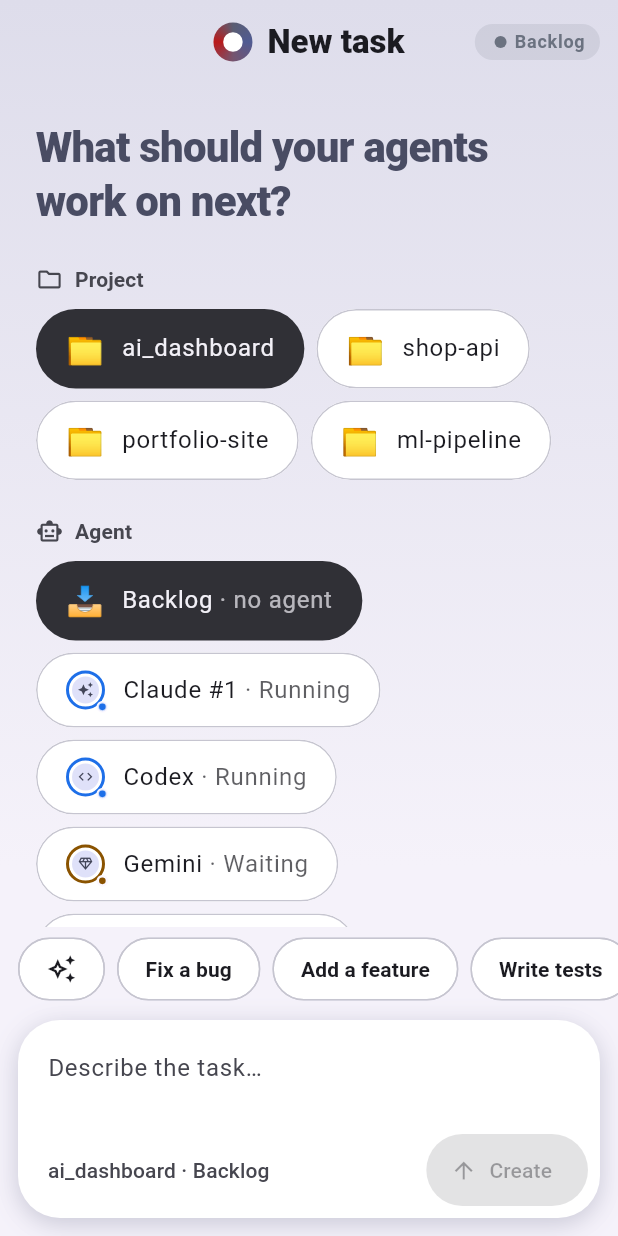
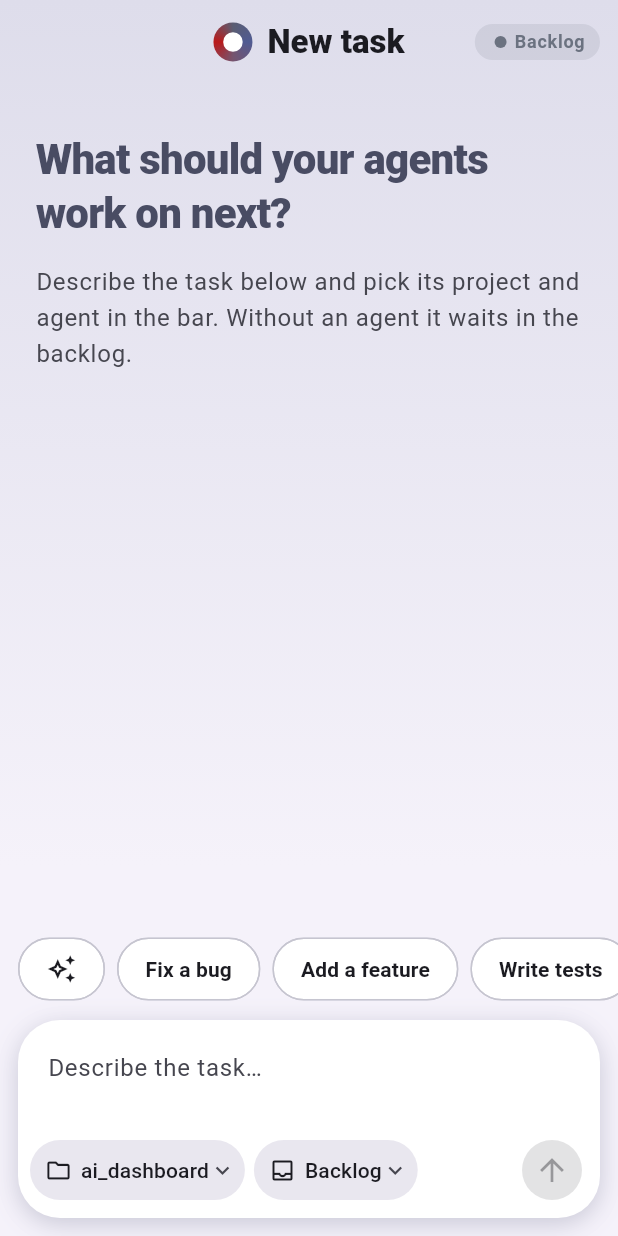
Before and after one commit to c0balt60/ai_dashboard, a Flutter app: the NewTaskScreen screen opened by its route, on a phone screen of 412 x 824 dp. Run offline on Flutter 3.47's test engine with Material 3 defaults, Android fonts, the phone set to English and light mode, and no system bars; our stand-ins replace flutter_riverpod, go_router.

Commit message:
Move new-task project and agent pickers into the composer as dropdowns
Compact buttons in the composer card open menus of projects and agents
with the current choice checked, and Create becomes a round send button.
Menus get rounded card styling in the theme.

Co-Authored-By: Claude Opus 5.5 (1M context) <noreply@anthropic.com>

```diff
--- a/lib/app/theme.dart
+++ b/lib/app/theme.dart
@@ -277,6 +277,22 @@ ThemeData buildTheme(Brightness brightness) {
       surfaceTintColor: Colors.transparent,
       shape: RoundedRectangleBorder(borderRadius: BorderRadius.circular(16)),
     ),
+    menuTheme: MenuThemeData(
+      style: MenuStyle(
+        backgroundColor: WidgetStatePropertyAll(surfaces.card),
+        surfaceTintColor: const WidgetStatePropertyAll(Colors.transparent),
+        padding: const WidgetStatePropertyAll(EdgeInsets.all(6)),
+        shape: WidgetStatePropertyAll(
+          RoundedRectangleBorder(borderRadius: BorderRadius.circular(16)),
+        ),
+      ),
+    ),
+    menuButtonTheme: MenuButtonThemeData(
+      style: MenuItemButton.styleFrom(
+        minimumSize: const Size(200, 48),
+        shape: RoundedRectangleBorder(borderRadius: BorderRadius.circular(10)),
+      ),
+    ),
     snackBarTheme: SnackBarThemeData(
       behavior: SnackBarBehavior.floating,
       shape: RoundedRectangleBorder(borderRadius: BorderRadius.circular(16)),
--- a/lib/features/tasks/new_task_screen.dart
+++ b/lib/features/tasks/new_task_screen.dart
@@ -16,9 +16,9 @@ import '../../widgets/status/status_visuals.dart';
 
 const _maxWidth = 820.0;
 
-/// Full-screen, assistant-style page for creating a task: pick the project and
-/// an optional agent as pills, then describe the work in the composer. The
-/// description becomes the task's title.
+/// Full-screen, assistant-style page for creating a task: describe the work
+/// in the composer and pick its project and optional agent from the dropdown
+/// buttons inside it. The description becomes the task's title.
 class NewTaskScreen extends ConsumerStatefulWidget {
   const NewTaskScreen({super.key, this.projectId});
 
@@ -151,21 +151,17 @@ class _NewTaskScreenState extends ConsumerState<NewTaskScreen> {
                         projectsAsync,
                         data: (_) => const SizedBox.shrink(),
                       )
-                    : _Options(
+                    : _Intro(hasProjects: projects.isNotEmpty, agent: agent),
+              ),
+              _Composer(
+                controller: _description,
+                focusNode: _focus,
                 projects: projects,
                 agents: agents,
                 project: project,
                 agent: agent,
                 onProject: (id) => setState(() => _projectId = id),
                 onAgent: (id) => setState(() => _agentId = id),
-                      ),
-              ),
-              _Composer(
-                controller: _description,
-                focusNode: _focus,
-                summary:
-                    '${project?.name ?? 'No project'} · '
-                    '${agent?.name ?? 'Backlog'}',
                 templates: _templates,
                 showChips: !keyboardOpen,
                 canCreate: project != null && !_submitting,
@@ -182,79 +178,35 @@ class _NewTaskScreenState extends ConsumerState<NewTaskScreen> {
   }
 }
 
-/// Greeting and the project/agent choices, centered on wide screens.
-class _Options extends StatelessWidget {
-  const _Options({
-    required this.projects,
-    required this.agents,
-    required this.project,
-    required this.agent,
-    required this.onProject,
-    required this.onAgent,
-  });
+/// Greeting and what will happen to the task, centered on wide screens.
+class _Intro extends StatelessWidget {
+  const _Intro({required this.hasProjects, required this.agent});
 
-  final List<Project> projects;
-  final List<Agent> agents;
-  final Project? project;
+  final bool hasProjects;
   final Agent? agent;
-  final ValueChanged<String> onProject;
-  final ValueChanged<String?> onAgent;
 
   @override
   Widget build(BuildContext context) {
     final theme = Theme.of(context);
-    final muted = theme.textTheme.bodyMedium?.copyWith(
+    final muted = theme.textTheme.bodyLarge?.copyWith(
       color: theme.colorScheme.onSurfaceVariant,
     );
-
-    Widget pills(List<Widget> children) =>
-        Wrap(spacing: 8, runSpacing: 8, children: children);
 
     return LayoutBuilder(
       builder: (context, constraints) {
         final column = math.min(constraints.maxWidth, _maxWidth);
         final side = 24 + (constraints.maxWidth - column) / 2;
         return ListView(
-          padding: EdgeInsets.fromLTRB(side, 24, side, 16),
+          padding: EdgeInsets.fromLTRB(side, 32, side, 16),
           children: [
             const PromptGreeting('What should your agents work on next?'),
-            const SizedBox(height: 24),
-            const _OptionLabel(Icons.folder_outlined, 'Project'),
-            if (projects.isEmpty)
-              Text('Add a project folder on your PC first.', style: muted)
-            else
-              pills([
-                for (final p in projects)
-                  SuggestionPill.emoji(
-                    '📁',
-                    label: p.name,
-                    selected: p.id == project?.id,
-                    onTap: () => onProject(p.id),
-                  ),
-              ]),
-            const SizedBox(height: 24),
-            const _OptionLabel(Icons.smart_toy_outlined, 'Agent'),
-            pills([
-              SuggestionPill.emoji(
-                '📥',
-                label: 'Backlog',
-                caption: 'no agent',
-                selected: agent == null,
-                onTap: () => onAgent(null),
-              ),
-              for (final a in agents)
-                SuggestionPill(
-                  leading: AgentAvatar(a, radius: 11),
-                  label: a.name,
-                  caption: a.status.visual(context).label,
-                  selected: a.id == agent?.id,
-                  onTap: () => onAgent(a.id),
-                ),
-            ]),
-            const SizedBox(height: 12),
+            const SizedBox(height: 16),
             Text(
-              agent == null
-                  ? 'The task waits in the backlog until you assign an agent.'
+              !hasProjects
+                  ? 'Add a project folder on your PC first.'
+                  : agent == null
+                  ? 'Describe the task below and pick its project and agent in '
+                        'the bar. Without an agent it waits in the backlog.'
                   : 'Queued for ${agent!.name}. It starts as soon as the '
                         'agent is free.',
               style: muted,
@@ -266,39 +218,95 @@ class _Options extends StatelessWidget {
   }
 }
 
-class _OptionLabel extends StatelessWidget {
-  const _OptionLabel(this.icon, this.label);
+/// Compact "icon · label ▾" button that opens a dropdown menu of options,
+/// for the pickers inside the composer card.
+class _PickerButton extends StatelessWidget {
+  const _PickerButton({
+    required this.tooltip,
+    required this.leading,
+    required this.label,
+    required this.menuChildren,
+  });
 
-  final IconData icon;
+  final String tooltip;
+  final Widget leading;
+  final String label;
+  final List<Widget> menuChildren;
+
+  @override
+  Widget build(BuildContext context) {
+    final theme = Theme.of(context);
+    final scheme = theme.colorScheme;
+    return MenuAnchor(
+      menuChildren: menuChildren,
+      builder: (context, controller, _) => Tooltip(
+        message: tooltip,
+        child: TextButton(
+          style: TextButton.styleFrom(
+            foregroundColor: scheme.onSurface,
+            backgroundColor: controller.isOpen
+                ? scheme.surfaceContainerHighest
+                : scheme.surfaceContainerHigh,
+            padding: const EdgeInsets.only(left: 10, right: 6),
+            minimumSize: const Size(0, 40),
+          ),
+          onPressed: () =>
+              controller.isOpen ? controller.close() : controller.open(),
+          child: Row(
+            mainAxisSize: MainAxisSize.min,
+            children: [
+              leading,
+              const SizedBox(width: 6),
+              Flexible(
+                child: Text(
+                  label,
+                  maxLines: 1,
+                  overflow: TextOverflow.ellipsis,
+                  style: theme.textTheme.labelLarge,
+                ),
+              ),
+              Icon(Icons.expand_more, size: 18, color: scheme.onSurfaceVariant),
+            ],
+          ),
+        ),
+      ),
+    );
+  }
+}
+
+/// Small muted heading inside a picker menu.
+class _MenuHeader extends StatelessWidget {
+  const _MenuHeader(this.label);
+
   final String label;
 
   @override
   Widget build(BuildContext context) {
     final theme = Theme.of(context);
-    final color = theme.colorScheme.onSurfaceVariant;
     return Padding(
-      padding: const EdgeInsets.only(bottom: 10),
-      child: Row(
-        children: [
-          Icon(icon, size: 18, color: color),
-          const SizedBox(width: 8),
-          Text(
+      padding: const EdgeInsets.fromLTRB(12, 8, 12, 4),
+      child: Text(
         label,
-            style: theme.textTheme.titleSmall?.copyWith(color: color),
+        style: theme.textTheme.labelMedium?.copyWith(
+          color: theme.colorScheme.onSurfaceVariant,
         ),
-        ],
       ),
     );
   }
 }
 
-/// Template chips above the description card, which shows where the task
-/// goes and the Create button.
+/// Template chips above the description card. The card's bottom row holds
+/// the project and agent pickers and the Create button.
 class _Composer extends StatelessWidget {
   const _Composer({
     required this.controller,
     required this.focusNode,
-    required this.summary,
+    required this.projects,
+    required this.agents,
+    required this.project,
+    required this.agent,
+    required this.onProject,
+    required this.onAgent,
     required this.templates,
     required this.showChips,
     required this.canCreate,
@@ -310,7 +318,12 @@ class _Composer extends StatelessWidget {
 
   final TextEditingController controller;
   final FocusNode focusNode;
-  final String summary;
+  final List<Project> projects;
+  final List<Agent> agents;
+  final Project? project;
+  final Agent? agent;
+  final ValueChanged<String> onProject;
+  final ValueChanged<String?> onAgent;
   final List<(String, String)> templates;
   final bool showChips;
   final bool canCreate;
@@ -325,6 +338,55 @@ class _Composer extends StatelessWidget {
     final scheme = theme.colorScheme;
     final chipLabel = theme.textTheme.titleSmall?.copyWith(
       color: scheme.onSurface,
+    );
+    Widget? check(bool selected) =>
+        selected ? Icon(Icons.check, size: 18, color: scheme.primary) : null;
+
+    final projectPicker = _PickerButton(
+      tooltip: 'Choose project',
+      leading: const Icon(Icons.folder_outlined, size: 18),
+      label: project?.name ?? 'No project',
+      menuChildren: [
+        const _MenuHeader('Project'),
+        for (final p in projects)
+          MenuItemButton(
+            leadingIcon: const Icon(Icons.folder_outlined),
+            trailingIcon: check(p.id == project?.id),
+            onPressed: () => onProject(p.id),
+            child: Text(p.name),
+          ),
+      ],
+    );
+
+    final agentPicker = _PickerButton(
+      tooltip: 'Choose agent',
+      leading: agent == null
+          ? const Icon(Icons.inbox_outlined, size: 18)
+          : Icon(agent!.type.icon, size: 18),
+      label: agent?.name ?? 'Backlog',
+      menuChildren: [
+        const _MenuHeader('Agent'),
+        MenuItemButton(
+          leadingIcon: const Icon(Icons.inbox_outlined),
+          trailingIcon: check(agent == null),
+          onPressed: () => onAgent(null),
+          child: const Text('Backlog · no agent'),
+        ),
+        for (final a in agents)
+          MenuItemButton(
+            leadingIcon: AgentAvatar(a, radius: 10),
+            trailingIcon:
+                check(a.id == agent?.id) ??
+                Text(
+                  a.status.visual(context).label,
+                  style: theme.textTheme.labelMedium?.copyWith(
+                    color: a.status.visual(context).color,
+                  ),
+                ),
+            onPressed: () => onAgent(a.id),
+            child: Text(a.name),
+          ),
+      ],
     );
 
     return SafeArea(
@@ -393,29 +455,21 @@ class _Composer extends StatelessWidget {
                       Row(
                         children: [
                           Expanded(
-                            child: Padding(
-                              padding: const EdgeInsets.only(left: 12),
-                              child: Text(
-                                summary,
-                                maxLines: 1,
-                                overflow: TextOverflow.ellipsis,
-                                style: theme.textTheme.labelLarge?.copyWith(
-                                  color: scheme.onSurfaceVariant,
-                                ),
-                              ),
+                            child: Row(
+                              children: [
+                                Flexible(child: projectPicker),
+                                const SizedBox(width: 6),
+                                Flexible(child: agentPicker),
+                              ],
                             ),
                           ),
                           const SizedBox(width: 8),
                           ValueListenableBuilder(
                             valueListenable: controller,
-                            builder: (context, value, _) => Tooltip(
-                              message: enterSubmitsPrompt
+                            builder: (context, value, _) => IconButton.filled(
+                              tooltip: enterSubmitsPrompt
                                   ? 'Create task (Enter)'
                                   : 'Create task',
-                              child: FilledButton.icon(
-                                style: FilledButton.styleFrom(
-                                  minimumSize: const Size(48, 48),
-                                ),
                               onPressed:
                                   canCreate && value.text.trim().isNotEmpty
                                   ? onCreate
@@ -428,8 +482,6 @@ class _Composer extends StatelessWidget {
                                       ),
                                     )
                                   : const Icon(Icons.arrow_upward),
-                                label: const Text('Create'),
-                              ),
                             ),
                           ),
                         ],
```
Lines whose indentation alone changed are shown as unchanged.
